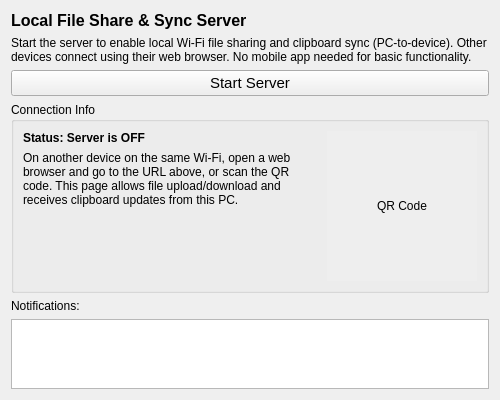
Qt form src/modules/FileShare/filesharewidget.ui (DoonMad/TowerToys) before a commit.
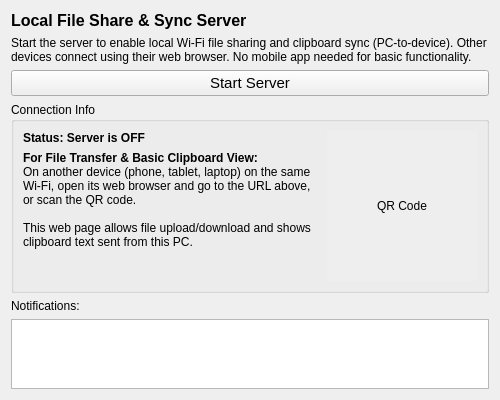
The same form after that commit.

```diff
--- a/src/modules/FileShare/filesharewidget.ui
+++ b/src/modules/FileShare/filesharewidget.ui
@@ -75,7 +75,7 @@
         <item>
          <widget class="QLabel" name="label">
           <property name="text">
-           <string>On another device on the same Wi-Fi, open a web browser and go to the URL above, or scan the QR code. This page allows file upload/download and receives clipboard updates from this PC.</string> </property>
+           <string>&lt;b&gt;For File Transfer &amp; Basic Clipboard View:&lt;/b&gt;&lt;br&gt;On another device (phone, tablet, laptop) on the same Wi-Fi, open its web browser and go to the URL above, or scan the QR code.&lt;br&gt;&lt;br&gt;This web page allows file upload/download and shows clipboard text sent from this PC.</string> </property>
           <property name="wordWrap">
            <bool>true</bool>
           </property>
```
